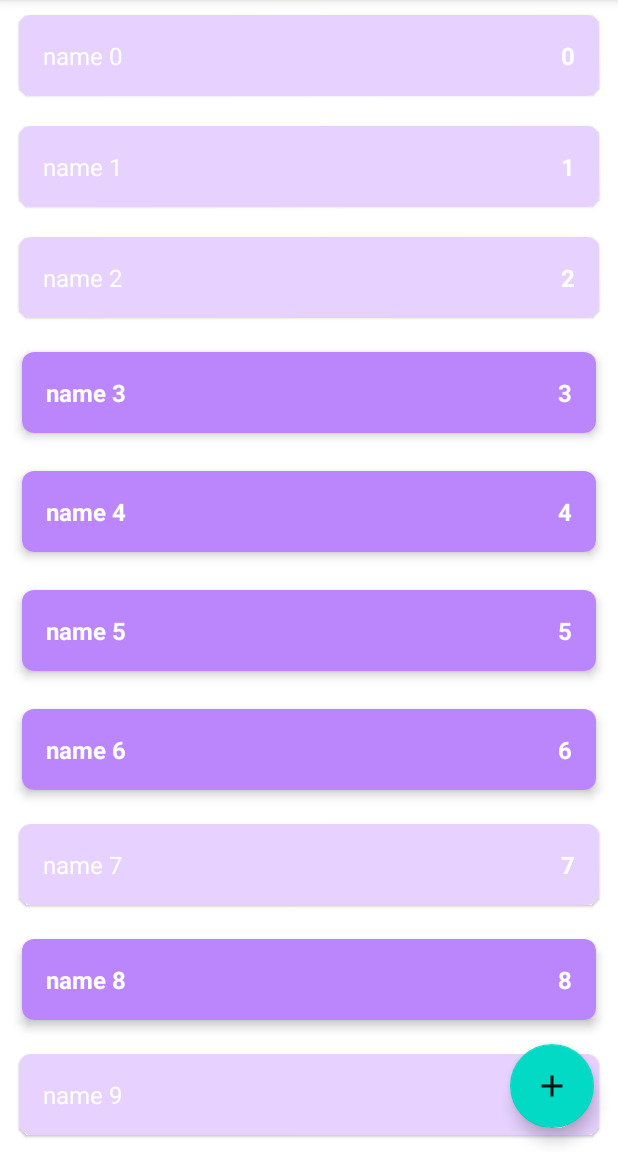
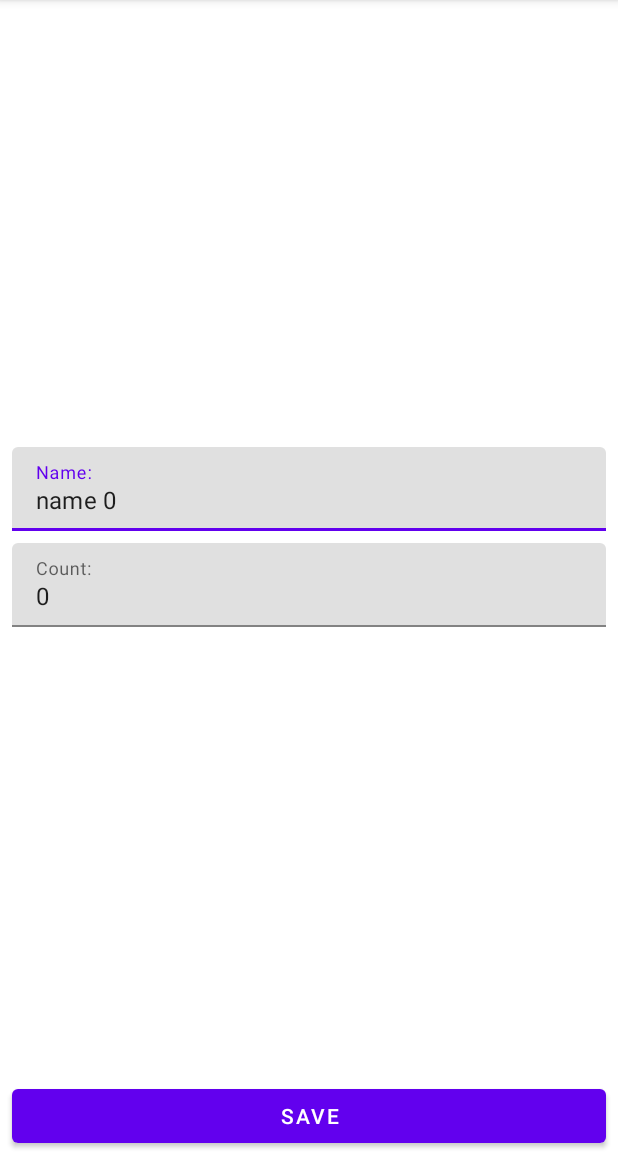
Before and after one commit to zyzzois/ShoppingList, an Android app: the screen it shows after launch (MainActivity before the commit, ShopItemActivity after it), after a tap on "name 0", on a phone screen of 412 x 824 dp, the part 84-1236 px from its top. Run offline under Robolectric (Android 15) with nearby library versions, the phone set to English and light mode, and no system bars.

Commit message:
actually yes

```diff
--- a/app/build.gradle
+++ b/app/build.gradle
@@ -30,12 +30,15 @@ android {
         jvmTarget = '1.8'
     }
 
+    buildFeatures {
+        viewBinding true
+    }
 }
 
 dependencies {
 
     implementation 'androidx.core:core-ktx:1.7.0'
-    implementation 'androidx.appcompat:appcompat:1.5.0'
+    implementation 'androidx.appcompat:appcompat:1.5.1'
     implementation 'com.google.android.material:material:1.6.1'
     implementation 'androidx.constraintlayout:constraintlayout:2.1.4'
     testImplementation 'junit:junit:4.13.2'
--- a/app/src/main/AndroidManifest.xml
+++ b/app/src/main/AndroidManifest.xml
@@ -14,6 +14,10 @@
         android:theme="@style/Theme.ShoppingList"
         tools:targetApi="31">
         <activity
+            android:name=".presentation.ShopItemActivity"
+            android:exported="false"
+            android:windowSoftInputMode="adjustResize"/>
+        <activity
             android:name=".presentation.MainActivity"
             android:exported="true">
             <intent-filter>
--- a/app/src/main/java/com/octaneocatane/shoppinglist/data/ShopListRepositoryImpl.kt
+++ b/app/src/main/java/com/octaneocatane/shoppinglist/data/ShopListRepositoryImpl.kt
@@ -8,9 +8,9 @@ import java.lang.RuntimeException
 import kotlin.concurrent.fixedRateTimer
 import kotlin.random.Random
 
-class ShopListRepositoryImpl: ShopListRepository {
-    private val shopList = mutableListOf<ShopItem>()
+object ShopListRepositoryImpl: ShopListRepository {
     private val shopListLiveData = MutableLiveData<List<ShopItem>>()
+    private val shopList = sortedSetOf<ShopItem>({ o1, o2 -> o1.id.compareTo(o2.id) })
     private var autoIncrementId = 0
 
     init {
--- a/app/src/main/java/com/octaneocatane/shoppinglist/presentation/MainActivity.kt
+++ b/app/src/main/java/com/octaneocatane/shoppinglist/presentation/MainActivity.kt
@@ -1,16 +1,18 @@
 package com.octaneocatane.shoppinglist.presentation
 
+import android.content.Intent
 import androidx.appcompat.app.AppCompatActivity
 import android.os.Bundle
 import android.util.Log
 import androidx.lifecycle.ViewModelProvider
 import androidx.recyclerview.widget.ItemTouchHelper
 import androidx.recyclerview.widget.RecyclerView
+import com.google.android.material.floatingactionbutton.FloatingActionButton
 import com.octaneocatane.shoppinglist.R
+import com.octaneocatane.shoppinglist.databinding.ActivityMainBinding
 import com.octaneocatane.shoppinglist.domain.ShopItem
 
 class MainActivity : AppCompatActivity() {
-
     private lateinit var viewModel: MainViewModel
     private var count = 0
     private lateinit var shopListAdapter: ShopListAdapter
@@ -21,16 +23,18 @@ class MainActivity : AppCompatActivity() {
         setContentView(R.layout.activity_main)
         setupRecyclerView()
 
-        //проинициализируем нашу модель
         viewModel = ViewModelProvider(this)[MainViewModel::class.java]
 
-        //подпишемся на обновления
         viewModel.shopList.observe(this) {
             shopListAdapter.submitList(it)
         }
 
+        val buttonAddItem = findViewById<FloatingActionButton>(R.id.button_add_shop_item)
+        buttonAddItem.setOnClickListener {
+            val intent = ShopItemActivity.newIntentAddItem(this)
+            startActivity(intent)
+        }
     }
-
 
     private fun setupRecyclerView() {
         val rvShopList = findViewById<RecyclerView>(R.id.rv_shop_list)
@@ -75,15 +79,16 @@ class MainActivity : AppCompatActivity() {
 
     private fun setupClickListener() {
         shopListAdapter.onShopItemClickListener = {
-            Log.d("OnClickData", it.id.toString())
+            val intent = ShopItemActivity.newIntentEditItem(this, it.id)
+            startActivity(intent)
         }
     }
 
     private fun setupLongClickListener() {
         shopListAdapter.onShopItemLongClickListener = {
             viewModel.changeEnableState(it)
+            Log.d("err", "${it.id}")
         }
     }
 
-
 }
--- a/app/src/main/java/com/octaneocatane/shoppinglist/presentation/MainViewModel.kt
+++ b/app/src/main/java/com/octaneocatane/shoppinglist/presentation/MainViewModel.kt
@@ -9,15 +9,13 @@ import com.octaneocatane.shoppinglist.domain.GetShopListUseCase
 import com.octaneocatane.shoppinglist.domain.ShopItem
 
 class MainViewModel: ViewModel() {
-    //возможно тут ошибка и не нужны круглые скобки
-    private val repository = ShopListRepositoryImpl()
+    private val repository = ShopListRepositoryImpl
 
     private val getShopListUseCase = GetShopListUseCase(repository)
     private val editShopItemUseCase = EditShopItemUseCase(repository)
     private val deleteShopItemUseCase = DeleteShopItemUseCase(repository)
 
     val shopList = getShopListUseCase.getShopList()
-
 
     fun deleteShopItem(shopItem: ShopItem) {
         deleteShopItemUseCase.deleteShopItem(shopItem)
@@ -27,6 +25,4 @@ class MainViewModel: ViewModel() {
         val newItem = shopItem.copy(enabled = !shopItem.enabled)
         editShopItemUseCase.editShopItem(newItem)
     }
-
-
 }
--- /dev/null
+++ b/app/src/main/java/com/octaneocatane/shoppinglist/presentation/ShopItemActivity.kt
@@ -0,0 +1,161 @@
+package com.octaneocatane.shoppinglist.presentation
+
+import android.content.Context
+import android.content.Intent
+import androidx.appcompat.app.AppCompatActivity
+import android.os.Bundle
+import android.text.Editable
+import android.text.TextWatcher
+import android.util.Log
+import android.widget.Button
+import android.widget.EditText
+import androidx.core.widget.addTextChangedListener
+import androidx.lifecycle.ViewModelProvider
+import com.google.android.material.textfield.TextInputLayout
+import com.octaneocatane.shoppinglist.R
+import com.octaneocatane.shoppinglist.databinding.ActivityShopItemBinding
+import com.octaneocatane.shoppinglist.domain.ShopItem
+
+class ShopItemActivity : AppCompatActivity() {
+
+    private lateinit var viewModel: ShopItemViewModel
+
+    private lateinit var tilName: TextInputLayout
+    private lateinit var tilCount: TextInputLayout
+    private lateinit var etName: EditText
+    private lateinit var etCount: EditText
+    private lateinit var buttonSave: Button
+
+    private var screenMode = MODE_UNKNOWN
+    private var shopItemId = ShopItem.UNDEFINED_ID
+
+    override fun onCreate(savedInstanceState: Bundle?) {
+        super.onCreate(savedInstanceState)
+        setContentView(R.layout.activity_shop_item)
+        parseIntent()
+        viewModel = ViewModelProvider(this)[ShopItemViewModel::class.java]
+        initViews()
+        addTextChangeListeners()
+        launchRightMode()
+        observeViewModel()
+    }
+
+    private fun observeViewModel() {
+        viewModel.errorInputCount.observe(this) {
+            val message = if (it) {
+                getString(R.string.error_input_count)
+            } else {
+                null
+            }
+            tilCount.error = message
+        }
+        viewModel.errorInputName.observe(this) {
+            val message = if (it) {
+                getString(R.string.error_input_name)
+            } else {
+                null
+            }
+            tilName.error = message
+        }
+        viewModel.shouldCloseScreen.observe(this) {
+            finish()
+        }
+    }
+
+    private fun launchRightMode() {
+        when (screenMode) {
+            MODE_EDIT -> launchEditMode()
+            MODE_ADD -> launchAddMode()
+        }
+    }
+
+    private fun addTextChangeListeners() {
+        etName.addTextChangedListener(object : TextWatcher {
+            override fun beforeTextChanged(s: CharSequence?, start: Int, count: Int, after: Int) {
+            }
+
+            override fun onTextChanged(s: CharSequence?, start: Int, before: Int, count: Int) {
+                viewModel.resetErrorInputName()
+            }
+
+            override fun afterTextChanged(s: Editable?) {
+            }
+        })
+        etCount.addTextChangedListener(object : TextWatcher {
+            override fun beforeTextChanged(s: CharSequence?, start: Int, count: Int, after: Int) {
+            }
+
+            override fun onTextChanged(s: CharSequence?, start: Int, before: Int, count: Int) {
+                viewModel.resetErrorInputCount()
+            }
+
+            override fun afterTextChanged(s: Editable?) {
+            }
+        })
+    }
+
+    private fun launchEditMode() {
+        viewModel.getShopItem(shopItemId)
+        viewModel.shopItem.observe(this) {
+            etName.setText(it.name)
+            etCount.setText(it.count.toString())
+        }
+        buttonSave.setOnClickListener {
+            viewModel.editShopItem(etName.text?.toString(), etCount.text?.toString())
+        }
+    }
+
+    private fun launchAddMode() {
+        buttonSave.setOnClickListener {
+            viewModel.addShopItem(etName.text?.toString(), etCount.text?.toString())
+        }
+    }
+
+    private fun parseIntent() {
+        if (!intent.hasExtra(EXTRA_SCREEN_MODE))
+            throw RuntimeException("Param screen mode is absent")
+
+        val mode = intent.getStringExtra(EXTRA_SCREEN_MODE)
+        if (mode != MODE_EDIT && mode != MODE_ADD)
+            throw RuntimeException("Unknown screen mode $mode")
+
+        screenMode = mode
+        if (screenMode == MODE_EDIT) {
+            if (!intent.hasExtra(EXTRA_SHOP_ITEM_ID))
+                throw RuntimeException("Param shop item id is absent")
+
+            shopItemId = intent.getIntExtra(EXTRA_SHOP_ITEM_ID, ShopItem.UNDEFINED_ID)
+        }
+    }
+
+    private fun initViews() {
+        tilName = findViewById(R.id.til_name)
+        tilCount = findViewById(R.id.til_count)
+        etName = findViewById(R.id.edit_name)
+        etCount = findViewById(R.id.edit_count)
+        buttonSave = findViewById(R.id.button_save)
+    }
+
+
+    companion object {
+
+        private const val EXTRA_SCREEN_MODE = "extra_mode"
+        private const val EXTRA_SHOP_ITEM_ID = "extra_shop_item_id"
+        private const val MODE_EDIT = "mode_edit"
+        private const val MODE_ADD = "mode_add"
+        private const val MODE_UNKNOWN = ""
+
+        fun newIntentAddItem(context: Context): Intent {
+            val intent = Intent(context, ShopItemActivity::class.java)
+            intent.putExtra(EXTRA_SCREEN_MODE, MODE_ADD)
+            return intent
+        }
+
+        fun newIntentEditItem(context: Context, shopItemId: Int): Intent {
+            val intent = Intent(context, ShopItemActivity::class.java)
+            intent.putExtra(EXTRA_SCREEN_MODE, MODE_EDIT)
+            intent.putExtra(EXTRA_SHOP_ITEM_ID, shopItemId)
+            return intent
+        }
+    }
+}
--- /dev/null
+++ b/app/src/main/java/com/octaneocatane/shoppinglist/presentation/ShopItemViewModel.kt
@@ -0,0 +1,103 @@
+package com.octaneocatane.shoppinglist.presentation
+
+import androidx.lifecycle.LiveData
+import androidx.lifecycle.MutableLiveData
+import androidx.lifecycle.ViewModel
+import com.octaneocatane.shoppinglist.data.ShopListRepositoryImpl
+import com.octaneocatane.shoppinglist.domain.AddShopItemUseCase
+import com.octaneocatane.shoppinglist.domain.EditShopItemUseCase
+import com.octaneocatane.shoppinglist.domain.GetShopItemUseCase
+import com.octaneocatane.shoppinglist.domain.ShopItem
+import java.lang.Exception
+
+
+class ShopItemViewModel : ViewModel() {
+
+    private val repository = ShopListRepositoryImpl
+
+    private val getShopItemUseCase = GetShopItemUseCase(repository)
+    private val addShopItemUseCase = AddShopItemUseCase(repository)
+    private val editShopItemUseCase = EditShopItemUseCase(repository)
+
+    private val _errorInputName = MutableLiveData<Boolean>()
+    val errorInputName: LiveData<Boolean>
+        get() = _errorInputName
+
+    private val _errorInputCount = MutableLiveData<Boolean>()
+    val errorInputCount: LiveData<Boolean>
+        get() = _errorInputCount
+
+    private val _shopItem = MutableLiveData<ShopItem>()
+    val shopItem: LiveData<ShopItem>
+        get() = _shopItem
+
+    private val _shouldCloseScreen = MutableLiveData<Unit>()
+    val shouldCloseScreen: LiveData<Unit>
+        get() = _shouldCloseScreen
+
+    fun getShopItem(shopItemId: Int) {
+        val item = getShopItemUseCase.getShopItem(shopItemId)
+        _shopItem.value = item
+    }
+
+    fun addShopItem(inputName: String?, inputCount: String?) {
+        val name = parseName(inputName)
+        val count = parseCount(inputCount)
+        val fieldsValid = validateInput(name, count)
+        if (fieldsValid) {
+            val shopItem = ShopItem(name, count, true)
+            addShopItemUseCase.addShopItem(shopItem)
+            finishWork()
+        }
+    }
+
+    fun editShopItem(inputName: String?, inputCount: String?) {
+        val name = parseName(inputName)
+        val count = parseCount(inputCount)
+        val fieldsValid = validateInput(name, count)
+        if (fieldsValid) {
+            _shopItem.value?.let {
+                val item = it.copy(name = name, count = count)
+                editShopItemUseCase.editShopItem(item)
+                finishWork()
+            }
+        }
+    }
+
+    private fun parseName(inputName: String?): String {
+        return inputName?.trim() ?: ""
+    }
+
+    private fun parseCount(inputCount: String?): Int {
+        return try {
+            inputCount?.trim()?.toInt() ?: 0
+        } catch (e: Exception) {
+            0
+        }
+    }
+
+    private fun validateInput(name: String, count: Int): Boolean {
+        var result = true
+        if (name.isBlank()) {
+            _errorInputName.value = true
+            result = false
+        }
+        if (count <= 0) {
+            _errorInputCount.value = true
+            result = false
+        }
+        return result
+    }
+
+    fun resetErrorInputName() {
+        _errorInputName.value = false
+    }
+
+    fun resetErrorInputCount() {
+        _errorInputCount.value = false
+    }
+
+    private fun finishWork() {
+        _shouldCloseScreen.value = Unit
+    }
+}
--- a/app/src/main/java/com/octaneocatane/shoppinglist/presentation/ShopListAdapter.kt
+++ b/app/src/main/java/com/octaneocatane/shoppinglist/presentation/ShopListAdapter.kt
@@ -2,6 +2,7 @@ package com.octaneocatane.shoppinglist.presentation
 
 import android.view.LayoutInflater
 import android.view.ViewGroup
+import androidx.recyclerview.widget.RecyclerView
 import com.octaneocatane.shoppinglist.R
 import com.octaneocatane.shoppinglist.domain.ShopItem
 
--- /dev/null
+++ b/app/src/main/res/layout/activity_shop_item.xml
@@ -0,0 +1,64 @@
+<?xml version="1.0" encoding="utf-8"?>
+<androidx.constraintlayout.widget.ConstraintLayout xmlns:android="http://schemas.android.com/apk/res/android"
+    xmlns:app="http://schemas.android.com/apk/res-auto"
+    xmlns:tools="http://schemas.android.com/tools"
+    android:layout_width="match_parent"
+    android:layout_height="match_parent"
+    tools:context=".presentation.ShopItemActivity">
+
+    <com.google.android.material.textfield.TextInputLayout
+        android:id="@+id/til_name"
+        android:layout_width="0dp"
+        android:layout_height="wrap_content"
+        android:layout_marginStart="8dp"
+        android:layout_marginEnd="8dp"
+        android:layout_marginBottom="8dp"
+        app:layout_constraintBottom_toTopOf="@+id/til_count"
+        app:layout_constraintEnd_toEndOf="parent"
+        app:layout_constraintStart_toStartOf="parent"
+        app:layout_constraintTop_toTopOf="parent"
+        app:layout_constraintVertical_chainStyle="packed">
+
+        <com.google.android.material.textfield.TextInputEditText
+            android:id="@+id/edit_name"
+            android:layout_width="match_parent"
+            android:layout_height="wrap_content"
+            android:hint="@string/name"
+            android:inputType="textCapWords" />
+
+    </com.google.android.material.textfield.TextInputLayout>
+
+    <com.google.android.material.textfield.TextInputLayout
+        android:id="@+id/til_count"
+        android:layout_width="0dp"
+        android:layout_height="wrap_content"
+        android:layout_marginStart="8dp"
+        android:layout_marginEnd="8dp"
+        android:layout_marginBottom="4dp"
+        app:layout_constraintBottom_toTopOf="@+id/button_save"
+        app:layout_constraintEnd_toEndOf="parent"
+        app:layout_constraintStart_toStartOf="parent"
+        app:layout_constraintTop_toBottomOf="@+id/til_name">
+
+        <com.google.android.material.textfield.TextInputEditText
+            android:id="@+id/edit_count"
+            android:layout_width="match_parent"
+            android:layout_height="wrap_content"
+            android:hint="@string/count"
+            android:inputType="number" />
+
+    </com.google.android.material.textfield.TextInputLayout>
+
+    <Button
+        android:id="@+id/button_save"
+        android:layout_width="0dp"
+        android:layout_height="wrap_content"
+        android:layout_marginStart="8dp"
+        android:layout_marginEnd="8dp"
+        android:text="@string/button"
+        app:layout_constraintBottom_toBottomOf="parent"
+        app:layout_constraintEnd_toEndOf="parent"
+        app:layout_constraintStart_toStartOf="parent" />
+
+
+</androidx.constraintlayout.widget.ConstraintLayout>
--- a/app/src/main/res/values/strings.xml
+++ b/app/src/main/res/values/strings.xml
@@ -1,3 +1,9 @@
 <resources>
     <string name="app_name">ShoppingList</string>
+    <string name="name">Name:</string>
+    <string name="count">Count:</string>
+    <string name="button">Save</string>
+    <string name="error_input_count">Invalid count</string>
+    <string name="error_input_name">Invalid name</string>
+
 </resources>
```
